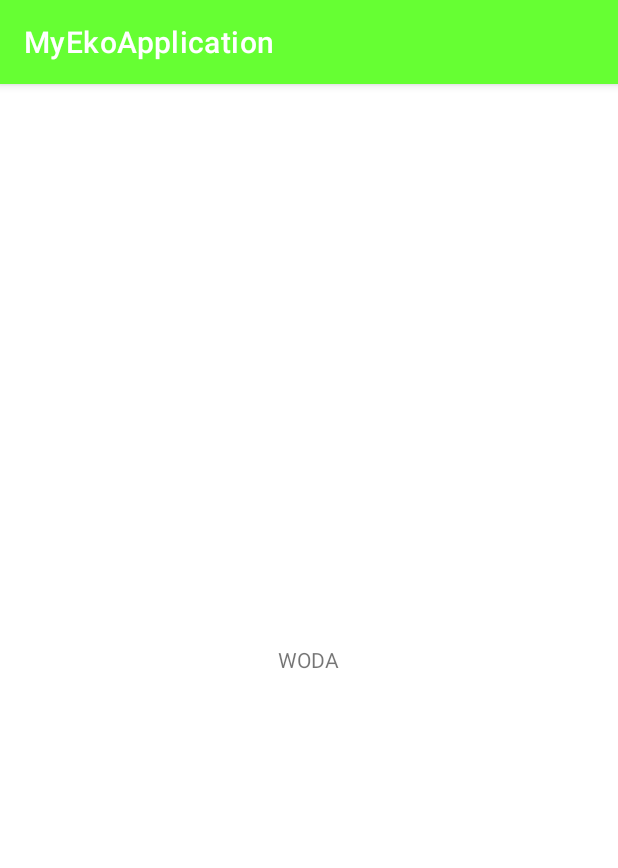
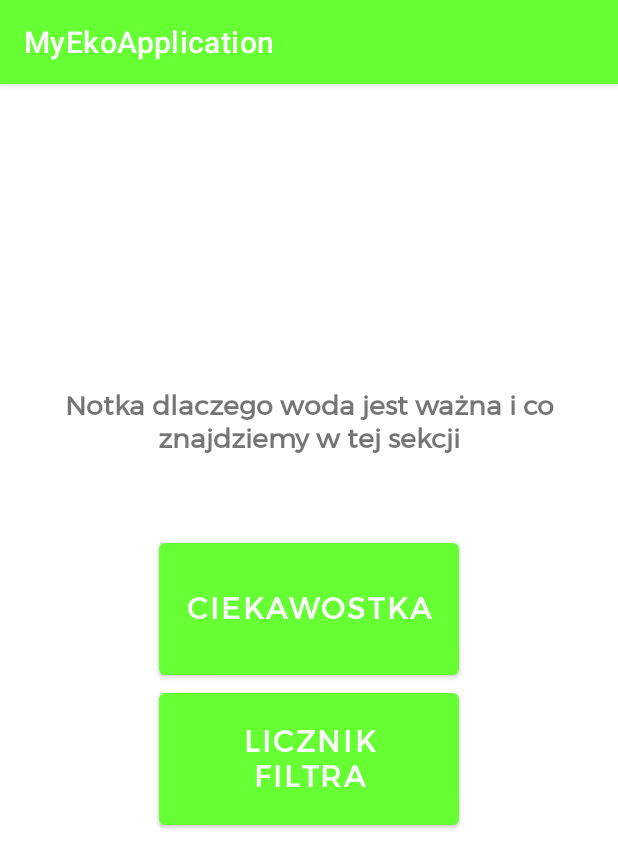
Before and after one commit to izabelaracz/MyEkoApplication, an Android app: the Woda screen opened directly, with no data from a screen before it, on a phone screen of 412 x 824 dp. Shown: the top 868 px of the screen. Run offline under Robolectric (Android 15) with nearby library versions, the light colour scheme and no system bars; Roboto replaces fonts that are not available here.

Commit message:
Ekrany aktywności woda, pobieranie daty od użytkowanika

```diff
--- a/app/src/main/AndroidManifest.xml
+++ b/app/src/main/AndroidManifest.xml
@@ -20,6 +20,7 @@
         <activity android:name=".DomZakupy" />
         <activity android:name=".Question" />
         <activity android:name=".Woda" />
+        <activity android:name=".WodaLicznik" />
         <activity android:name=".Sortowanie" />
         <activity android:name=".MainActivity">
             <intent-filter>
--- a/app/src/main/java/com/example/myekoapplication/Woda.java
+++ b/app/src/main/java/com/example/myekoapplication/Woda.java
@@ -2,14 +2,39 @@ package com.example.myekoapplication;
 
 import androidx.appcompat.app.AppCompatActivity;
 
+import android.content.Intent;
 import android.os.Bundle;
+import android.view.View;
+import android.widget.Button;
 
 public class Woda extends AppCompatActivity {
+    private Button buttonCiekawostka;
+    private Button buttonLicznik;
 
     @Override
     protected void onCreate(Bundle savedInstanceState) {
         super.onCreate(savedInstanceState);
         setContentView(R.layout.activity_woda);
+
+        buttonCiekawostka = (Button) findViewById(R.id.buttonCiekawostka);
+        buttonCiekawostka.setOnClickListener(new View.OnClickListener() {
+            @Override
+            public void onClick(View v) {
+            }
+        });
+
+        buttonLicznik = (Button) findViewById(R.id.buttonLicznik);
+        buttonLicznik.setOnClickListener(new View.OnClickListener() {
+            @Override
+            public void onClick(View v) {
+                openLicznik();
+            }
+        });
+    }
+
+    public void openLicznik() {
+        Intent intent = new Intent(this, WodaLicznik.class);
+        startActivity(intent);
     }
 
     @Override
--- a/app/src/main/res/layout/activity_woda.xml
+++ b/app/src/main/res/layout/activity_woda.xml
@@ -8,9 +8,39 @@
     tools:context=".Woda">
 
     <TextView
+        android:id="@+id/textViewWoda"
         android:layout_width="wrap_content"
         android:layout_height="wrap_content"
+        android:layout_marginTop="200dp"
         android:layout_centerHorizontal="true"
-        android:layout_centerVertical="true"
-        android:text="WODA"/>
+        android:fontFamily="@font/montserrat"
+        android:text="Notka dlaczego woda jest ważna i co znajdziemy w tej sekcji"
+        android:textSize="18dp"
+        android:textStyle="bold"
+        android:gravity="center"/>
+
+
+    <Button
+        android:id="@+id/buttonCiekawostka"
+        android:layout_width="200dp"
+        android:layout_height="100dp"
+        android:layout_centerHorizontal="true"
+        android:layout_marginTop="300dp"
+        android:fontFamily="@font/montserrat"
+        android:text="Ciekawostka"
+        android:textAllCaps="true"
+        android:textSize="19dp"
+        android:textStyle="bold" />
+
+    <Button
+        android:id="@+id/buttonLicznik"
+        android:layout_width="200dp"
+        android:layout_height="100dp"
+        android:layout_centerHorizontal="true"
+        android:layout_marginTop="400dp"
+        android:fontFamily="@font/montserrat"
+        android:text="Licznik filtra"
+        android:textAllCaps="true"
+        android:textSize="19dp"
+        android:textStyle="bold" />
 </RelativeLayout>
```
Also changed, not shown: app/src/main/java/com/example/myekoapplication/WodaLicznik.java (added, +66 -0 lines), app/src/main/res/layout/activity_woda_licznik.xml (added, +69 -0 lines).
